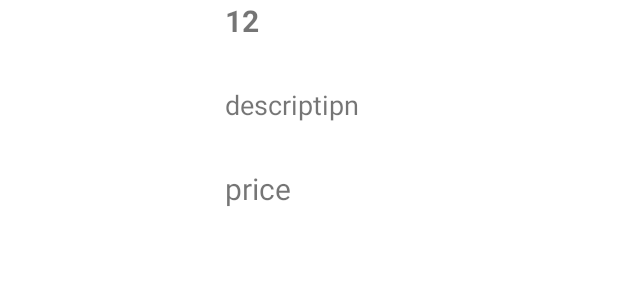
After one commit to ZakariaAitErrami/ManagementSystem, an Android app: the layout merchandise_item.xml on its own in the app's theme, with its tools: preview values and no code run, on a phone screen of 412 x 824 dp. The commit adds this screen. Shown: the top 300 px of the screen. Run offline under Robolectric (Android 15) with nearby library versions, the phone set to English and light mode, and no system bars.

```diff
--- /dev/null
+++ b/app/src/main/res/layout/merchandise_item.xml
@@ -0,0 +1,47 @@
+<?xml version="1.0" encoding="utf-8"?>
+<LinearLayout
+    xmlns:android="http://schemas.android.com/apk/res/android" android:layout_width="match_parent"
+    android:orientation="vertical"
+    android:layout_height="match_parent">
+    <LinearLayout
+        android:layout_width="match_parent"
+        android:orientation="horizontal"
+        android:layout_height="match_parent">
+        <RelativeLayout
+            android:layout_width="wrap_content"
+            android:layout_height="wrap_content">
+            <ImageView
+                android:id="@+id/image_view_upload"
+                android:layout_width="150dp"
+                android:layout_height="160dp"/>
+            <TextView
+                android:id="@+id/barcode"
+                android:layout_width="wrap_content"
+                android:layout_height="wrap_content"
+                android:layout_toRightOf="@id/image_view_upload"
+                android:textSize="20sp"
+                android:textStyle="bold"
+                android:text="12"/>
+            <TextView
+                android:id="@+id/desc"
+                android:textSize="18sp"
+                android:layout_width="wrap_content"
+                android:layout_height="wrap_content"
+                android:layout_marginTop="10dp"
+                android:layout_marginVertical="30dp"
+                android:layout_below="@+id/barcode"
+                android:layout_toRightOf="@+id/image_view_upload"
+                android:text="descriptipn"/>
+            <TextView
+                android:id="@+id/prix"
+                android:layout_width="wrap_content"
+                android:textSize="20sp"
+                android:layout_height="wrap_content"
+                android:layout_toRightOf="@+id/image_view_upload"
+                android:layout_alignParentRight="true"
+                android:layout_below="@+id/desc"
+                android:text="price" />
+
+        </RelativeLayout>
+    </LinearLayout>
+</LinearLayout>
```
Also changed, not shown: app/src/main/java/com/example/managementsystem/FragementMenu/ImageAdapter.java (added, +62 -0 lines), app/src/main/java/com/example/managementsystem/FragementMenu/MarchandiseAdd.java (+10 -5 lines), app/src/main/java/com/example/managementsystem/FragementMenu/MarchandiseFragment.java (+43 -0 lines), app/src/main/res/layout/fragment_marchandise.xml (+14 -2 lines).
